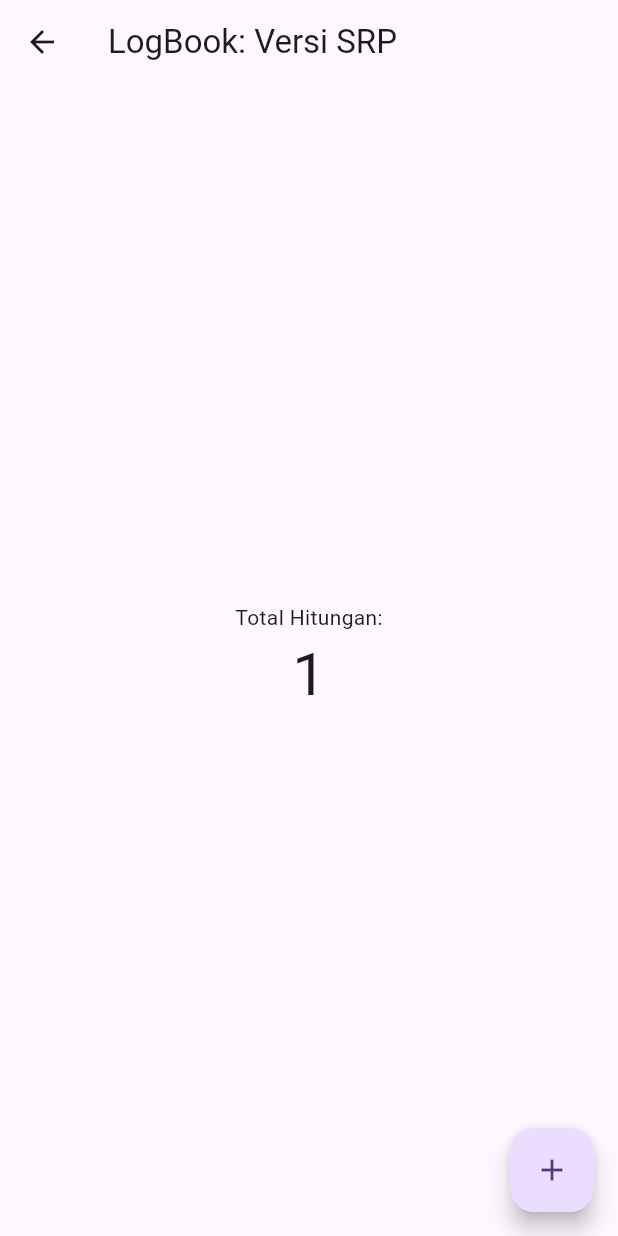
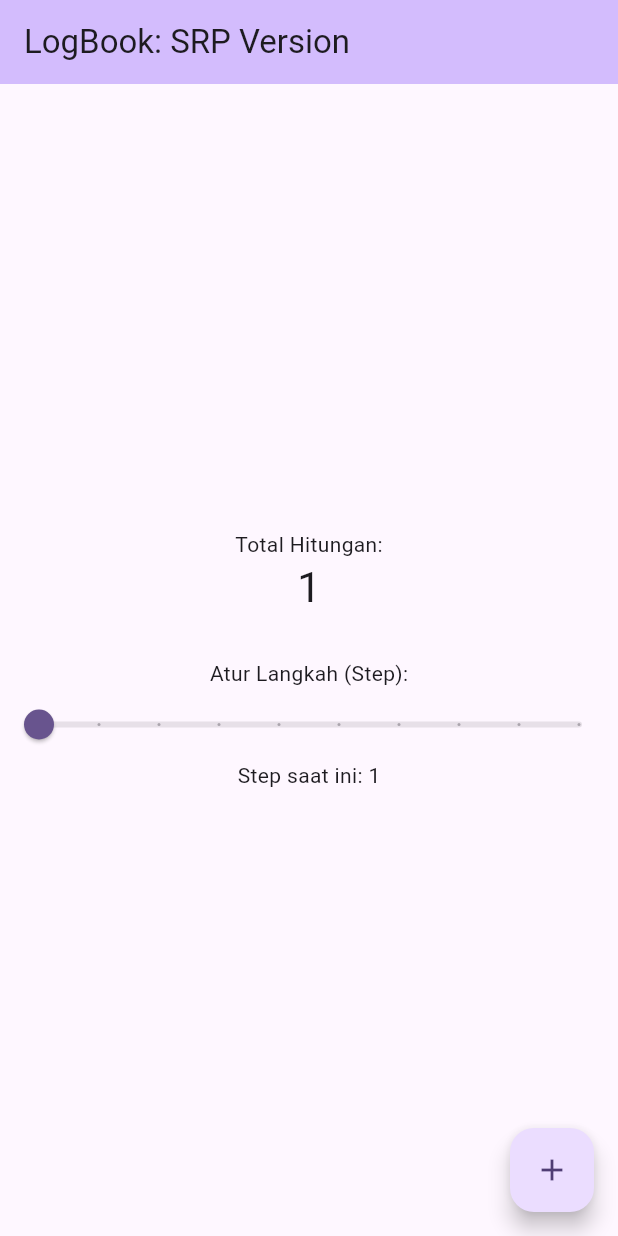
Before and after one commit to andhinwdyp/logbook_app_068, a Flutter app: the CounterView screen opened directly, after a tap on the "add" icon, on a phone screen of 412 x 824 dp. Run offline on Flutter 3.47's test engine with Material 3 defaults, Android fonts, the phone set to English and light mode, and no system bars.

Commit message:
first task: the multi-step counter

```diff
--- a/lib/counter_controller.dart
+++ b/lib/counter_controller.dart
@@ -1,9 +1,30 @@
 class CounterController {
-  int _counter = 0; // Variabel private (Enkapsulasi)
+  int _counter = 0;
+  int _step = 1; // Variabel untuk menyimpan besarnya langkah (Task 1)
 
-  int get value => _counter; // Getter untuk akses data
+  // Getter (agar variabel aman/encapsulated)
+  int get value => _counter;
+  int get step => _step;
 
-  void increment() => _counter++;
-  void decrement() { if (_counter > 0) _counter--; }
-  void reset() => _counter = 0;
+  // Fungsi Logika
+  void increment() {
+    _counter += _step; // Tambah sesuai step
+  }
+
+  void decrement() {
+    // Opsional: Mencegah nilai negatif
+    if (_counter >= _step) {
+      _counter -= _step;
+    } else {
+      _counter = 0;
+    }
+  }
+
+  void reset() {
+    _counter = 0;
+  }
+
+  void setStep(int value) {
+    _step = value;
+  }
 }
--- a/lib/counter_view.dart
+++ b/lib/counter_view.dart
@@ -1,30 +1,63 @@
 import 'package:flutter/material.dart';
-import 'counter_controller.dart';
+import 'counter_controller.dart'; // Wajib import controller
 
 class CounterView extends StatefulWidget {
   const CounterView({super.key});
+
   @override
   State<CounterView> createState() => _CounterViewState();
 }
 
 class _CounterViewState extends State<CounterView> {
+  // Instansiasi Controller (Menghubungkan Otak ke Wajah)
   final CounterController _controller = CounterController();
 
   @override
   Widget build(BuildContext context) {
     return Scaffold(
-      appBar: AppBar(title: const Text("LogBook: Versi SRP")),
+      appBar: AppBar(
+        title: const Text("LogBook: SRP Version"),
+        backgroundColor: Theme.of(context).colorScheme.inversePrimary,
+      ),
       body: Center(
         child: Column(
           mainAxisAlignment: MainAxisAlignment.center,
           children: [
-            const Text("Total Hitungan:"),
-            Text('${_controller.value}', style: const TextStyle(fontSize: 40)),
+            // --- Tampilan Nilai Counter ---
+            const Text('Total Hitungan:'),
+            Text(
+              '${_controller.value}', // Ambil nilai dari controller
+              style: Theme.of(context).textTheme.headlineMedium,
+            ),
+
+            const SizedBox(height: 30), // Jarak pemanis
+
+            // --- Fitur Task 1: Slider Pengatur Step ---
+            const Text("Atur Langkah (Step):"),
+            Slider(
+              min: 1,
+              max: 10,
+              divisions: 9,
+              label: _controller.step.toString(),
+              value: _controller.step.toDouble(),
+              onChanged: (double newValue) {
+                setState(() {
+                  _controller.setStep(newValue.toInt());
+                });
+              },
+            ),
+            Text("Step saat ini: ${_controller.step}"),
           ],
         ),
       ),
       floatingActionButton: FloatingActionButton(
-        onPressed: () => setState(() => _controller.increment()),
+        onPressed: () {
+          // Panggil fungsi increment di controller saat tombol ditekan
+          setState(() {
+            _controller.increment();
+          });
+        },
+        tooltip: 'Increment',
         child: const Icon(Icons.add),
       ),
     );
```
Also changed, not shown: lib/main.dart (+5 -48 lines).
